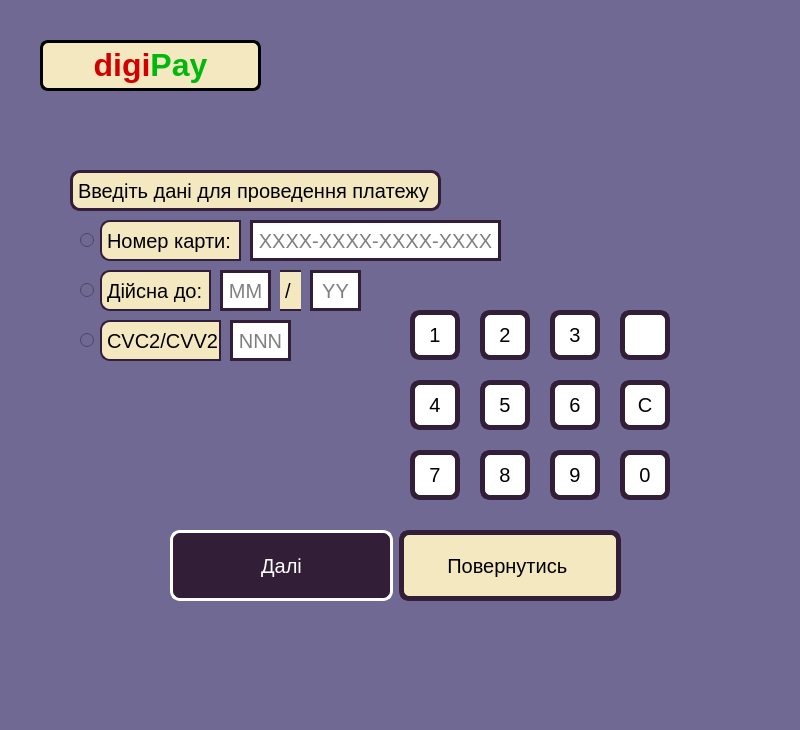
The window that front/mainwindow.ui (calmBlooper/payment-terminal) describes before a commit, drawn with Qt 5.
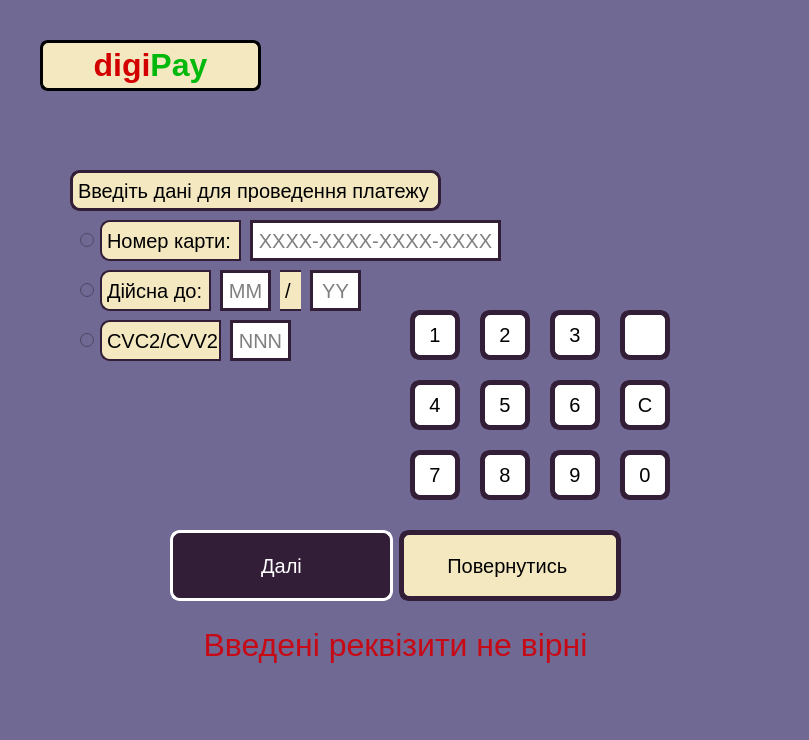
The same window after the commit. The open tabs and pages were chosen to show the change. Icons and pictures are not drawn.

The edit to the form file:
```diff
--- a/front/mainwindow.ui
+++ b/front/mainwindow.ui
@@ -6,8 +6,8 @@
    <rect>
     <x>0</x>
     <y>0</y>
-    <width>800</width>
-    <height>730</height>
+    <width>809</width>
+    <height>740</height>
    </rect>
   </property>
   <property name="windowTitle">
@@ -2593,6 +2593,24 @@
       </item>
      </layout>
     </widget>
+    <widget class="QLabel" name="rec_err_lab">
+     <property name="geometry">
+      <rect>
+       <x>170</x>
+       <y>610</y>
+       <width>451</width>
+       <height>71</height>
+      </rect>
+     </property>
+     <property name="font">
+      <font>
+       <pointsize>15</pointsize>
+      </font>
+     </property>
+     <property name="text">
+      <string>&lt;html&gt;&lt;head/&gt;&lt;body&gt;&lt;p align=&quot;center&quot;&gt;&lt;span style=&quot; font-size:24pt; color:#c70815;&quot;&gt;Введені реквізити не вірні&lt;/span&gt;&lt;/p&gt;&lt;/body&gt;&lt;/html&gt;</string>
+     </property>
+    </widget>
    </widget>
    <widget class="QWidget" name="sum_of_transfer">
     <widget class="QLabel" name="beznalCommisionLabel">
```
Left out of the diff: 2 changed lines with no effect on the pictures.
